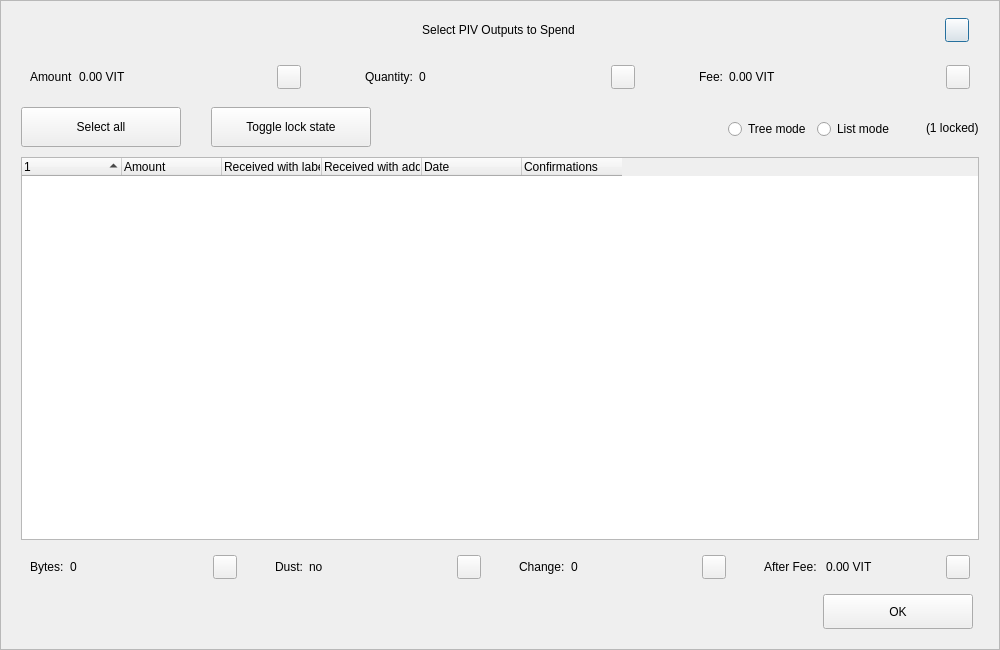
The window that src/qt/forms/coincontroldialog.ui (VitaeTeam/Vitae) describes before a commit, drawn with Qt 5.
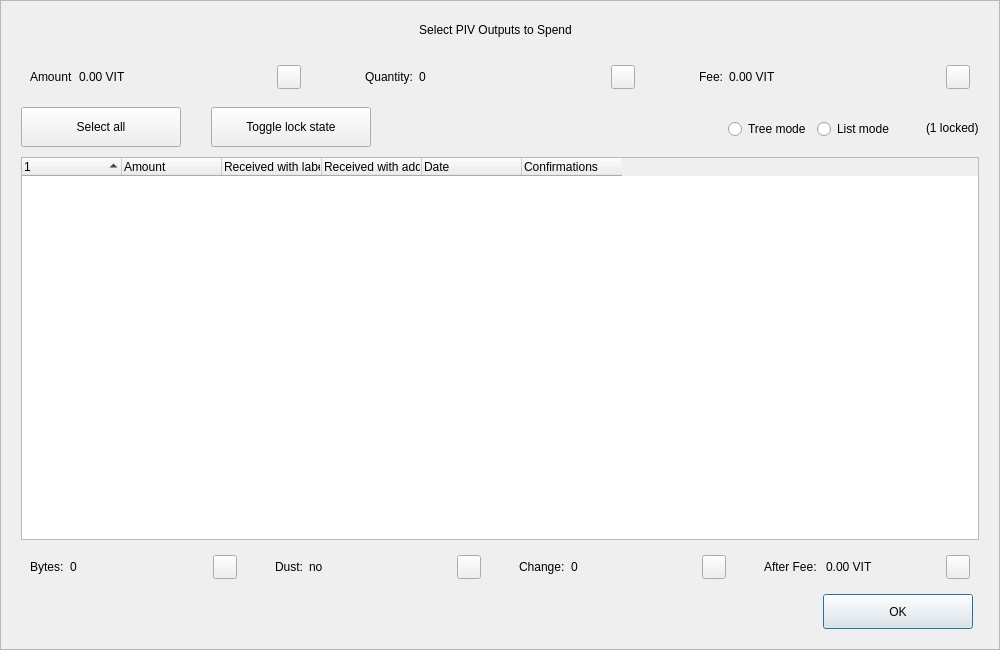
The same window after the commit. Custom widgets are drawn as their Qt base class.

Commit message:
[GUI] CoinControlDialog remove duplicate esc button
Github-Pull: #1556
Rebased-From: 2e012aefbe2ae8e2f16a01288c6d2d4dfcc22c36

Patch:
```diff
--- a/src/qt/forms/coincontroldialog.ui
+++ b/src/qt/forms/coincontroldialog.ui
@@ -97,9 +97,6 @@
             <height>40</height>
            </size>
           </property>
-          <property name="styleSheet">
-           <string notr="true">padding-left:30px;</string>
-          </property>
           <property name="text">
            <string>Select PIV Outputs to Spend</string>
           </property>
@@ -124,25 +121,6 @@
           </property>
          </spacer>
         </item>
-        <item>
-         <widget class="QPushButton" name="btnEsc">
-          <property name="minimumSize">
-           <size>
-            <width>24</width>
-            <height>24</height>
-           </size>
-          </property>
-          <property name="maximumSize">
-           <size>
-            <width>24</width>
-            <height>24</height>
-           </size>
-          </property>
-          <property name="text">
-           <string/>
-          </property>
-         </widget>
-        </item>
        </layout>
       </item>
       <item>
```
The commit also changes 1 other file.
